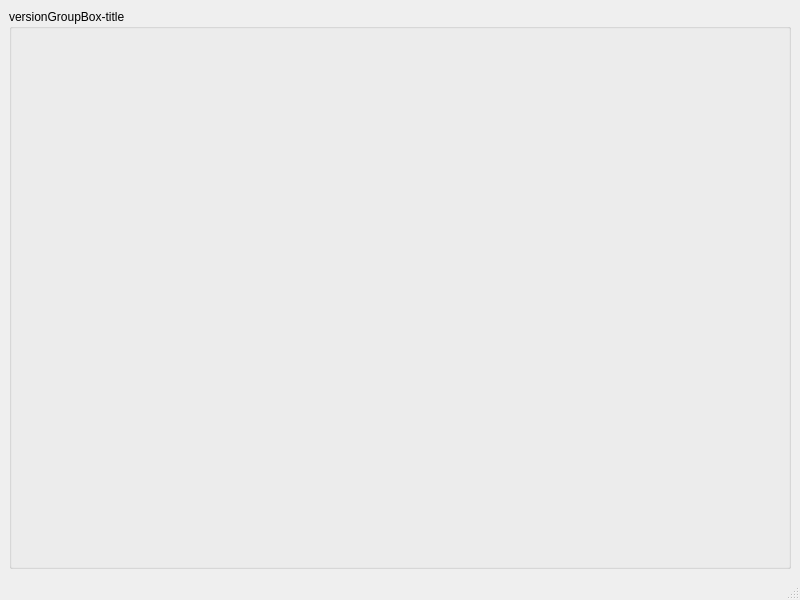
ochaochaocha3/bcdice-qt, file bcdice-irc-qt/src/mainwindow.ui: the form before one commit.
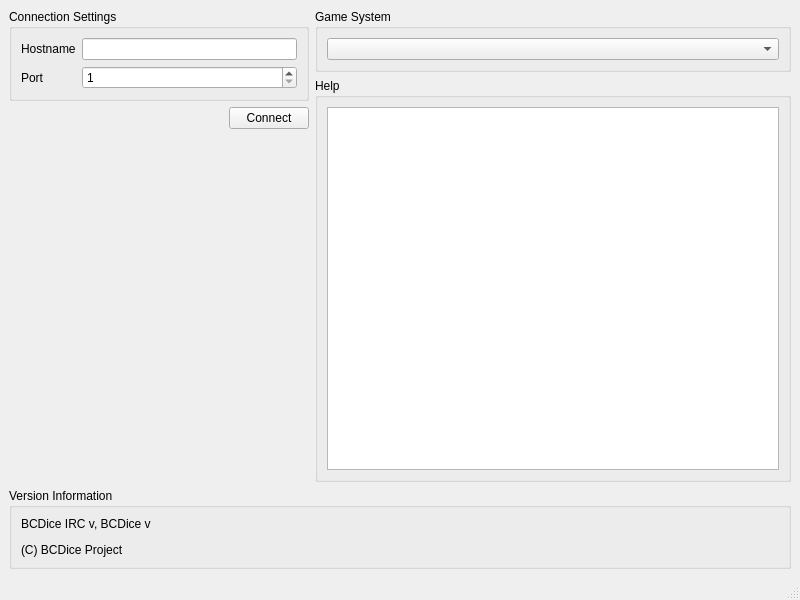
The form after the commit.

The edit to the form file:
```diff
--- a/bcdice-irc-qt/src/mainwindow.ui
+++ b/bcdice-irc-qt/src/mainwindow.ui
@@ -16,13 +16,181 @@
   <widget class="QWidget" name="centralwidget">
    <layout class="QVBoxLayout" name="verticalLayout">
     <item>
-     <layout class="QHBoxLayout" name="horizontalLayout"/>
+     <layout class="QHBoxLayout" name="horizontalLayout">
+      <item>
+       <layout class="QVBoxLayout" name="leftVerticalLayout">
+        <item>
+         <widget class="QGroupBox" name="connectionSettingsGroupBox">
+          <property name="sizePolicy">
+           <sizepolicy hsizetype="Preferred" vsizetype="Maximum">
+            <horstretch>0</horstretch>
+            <verstretch>0</verstretch>
+           </sizepolicy>
+          </property>
+          <property name="maximumSize">
+           <size>
+            <width>300</width>
+            <height>16777215</height>
+           </size>
+          </property>
+          <property name="title">
+           <string>Connection Settings</string>
+          </property>
+          <property name="alignment">
+           <set>Qt::AlignLeading|Qt::AlignLeft|Qt::AlignTop</set>
+          </property>
+          <layout class="QFormLayout" name="formLayout">
+           <property name="fieldGrowthPolicy">
+            <enum>QFormLayout::ExpandingFieldsGrow</enum>
+           </property>
+           <property name="labelAlignment">
+            <set>Qt::AlignLeading|Qt::AlignLeft|Qt::AlignTop</set>
+           </property>
+           <item row="0" column="0">
+            <widget class="QLabel" name="hostnameLabel">
+             <property name="text">
+              <string>Hostname</string>
+             </property>
+            </widget>
+           </item>
+           <item row="0" column="1">
+            <widget class="QLineEdit" name="lineEdit"/>
+           </item>
+           <item row="1" column="0">
+            <widget class="QLabel" name="portLabel">
+             <property name="text">
+              <string>Port</string>
+             </property>
+            </widget>
+           </item>
+           <item row="1" column="1">
+            <widget class="QSpinBox" name="portSpinBox">
+             <property name="sizePolicy">
+              <sizepolicy hsizetype="Expanding" vsizetype="Fixed">
+               <horstretch>0</horstretch>
+               <verstretch>0</verstretch>
+              </sizepolicy>
+             </property>
+             <property name="minimum">
+              <number>1</number>
+             </property>
+             <property name="maximum">
+              <number>65534</number>
+             </property>
+            </widget>
+           </item>
+          </layout>
+         </widget>
+        </item>
+        <item>
+         <widget class="QPushButton" name="connectDisconnectPushButton">
+          <property name="sizePolicy">
+           <sizepolicy hsizetype="Maximum" vsizetype="Fixed">
+            <horstretch>0</horstretch>
+            <verstretch>0</verstretch>
+           </sizepolicy>
+          </property>
+          <property name="layoutDirection">
+           <enum>Qt::RightToLeft</enum>
+          </property>
+          <property name="text">
+           <string>Connect</string>
+          </property>
+         </widget>
+        </item>
+        <item>
+         <spacer name="verticalSpacer">
+          <property name="orientation">
+           <enum>Qt::Vertical</enum>
+          </property>
+          <property name="sizeHint" stdset="0">
+           <size>
+            <width>20</width>
+            <height>40</height>
+           </size>
+          </property>
+         </spacer>
+        </item>
+       </layout>
+      </item>
+      <item>
+       <layout class="QVBoxLayout" name="rightVerticalLayout">
+        <item>
+         <widget class="QGroupBox" name="gameSystemGroupBox">
+          <property name="sizePolicy">
+           <sizepolicy hsizetype="Expanding" vsizetype="Maximum">
+            <horstretch>0</horstretch>
+            <verstretch>0</verstretch>
+           </sizepolicy>
+          </property>
+          <property name="title">
+           <string>Game System</string>
+          </property>
+          <layout class="QVBoxLayout" name="verticalLayout_3">
+           <property name="spacing">
+            <number>6</number>
+           </property>
+           <item>
+            <widget class="QComboBox" name="gameSystemComboBox"/>
+           </item>
+          </layout>
+         </widget>
+        </item>
+        <item>
+         <widget class="QGroupBox" name="helpMessageGroupBox">
+          <property name="sizePolicy">
+           <sizepolicy hsizetype="Expanding" vsizetype="Preferred">
+            <horstretch>0</horstretch>
+            <verstretch>0</verstretch>
+           </sizepolicy>
+          </property>
+          <property name="title">
+           <string>Help</string>
+          </property>
+          <layout class="QVBoxLayout" name="verticalLayout_4">
+           <item>
+            <widget class="QPlainTextEdit" name="helpMessagePlainTextEdit">
+             <property name="readOnly">
+              <bool>true</bool>
+             </property>
+            </widget>
+           </item>
+          </layout>
+         </widget>
+        </item>
+       </layout>
+      </item>
+     </layout>
     </item>
     <item>
      <widget class="QGroupBox" name="versionGroupBox">
+      <property name="sizePolicy">
+       <sizepolicy hsizetype="Preferred" vsizetype="Maximum">
+        <horstretch>0</horstretch>
+        <verstretch>0</verstretch>
+       </sizepolicy>
+      </property>
       <property name="title">
-       <string>versionGroupBox-title</string>
+       <string>Version Information</string>
       </property>
+      <layout class="QVBoxLayout" name="verticalLayout_2">
+       <item>
+        <widget class="QLabel" name="versionLabel">
+         <property name="sizePolicy">
+          <sizepolicy hsizetype="Preferred" vsizetype="Preferred">
+           <horstretch>0</horstretch>
+           <verstretch>0</verstretch>
+          </sizepolicy>
+         </property>
+         <property name="text">
+          <string notr="true">&lt;html&gt;&lt;head/&gt;&lt;body&gt;&lt;p&gt;BCDice IRC v, BCDice v&lt;/p&gt;&lt;p&gt;(C) BCDice Project&lt;/p&gt;&lt;/body&gt;&lt;/html&gt;</string>
+         </property>
+         <property name="alignment">
+          <set>Qt::AlignLeading|Qt::AlignLeft|Qt::AlignTop</set>
+         </property>
+        </widget>
+       </item>
+      </layout>
      </widget>
     </item>
    </layout>
```
Left out of the diff: 12 changed lines with no effect on the pictures.
